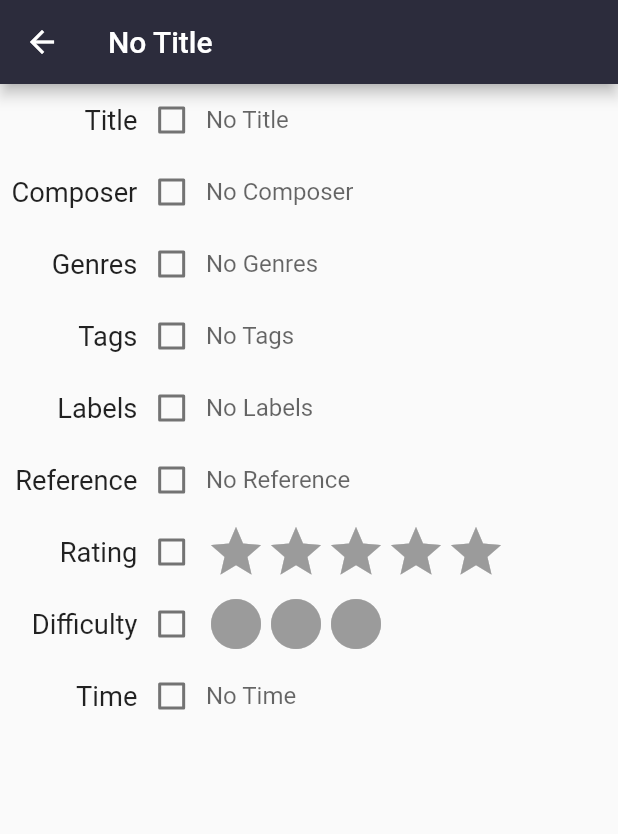
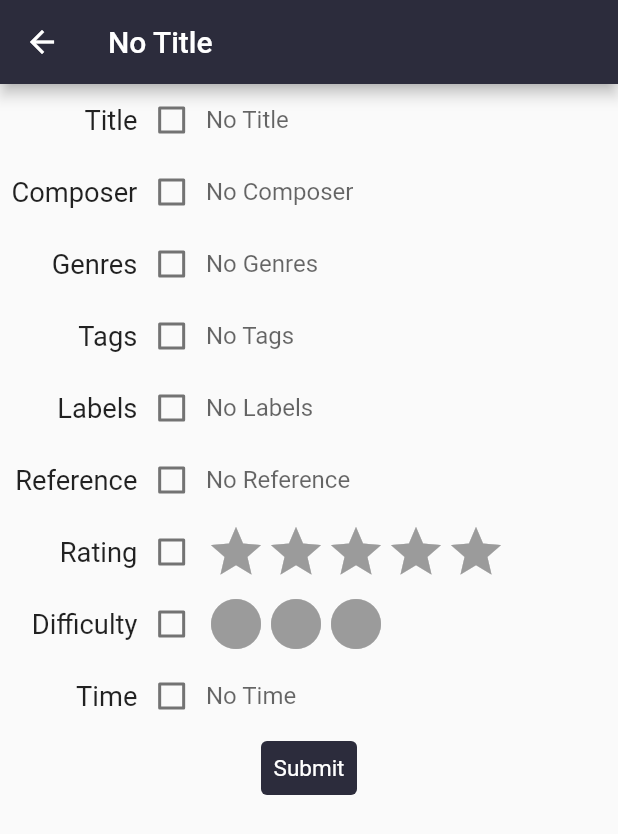
Before and after one commit to cat-matta/MelodyNotes, a Flutter app: the SpecificationsDrawer screen opened directly, on a phone screen of 412 x 824 dp. Shown: the top 834 px of the screen. Run offline on Flutter 3.47's test engine with Material 2 defaults, Android fonts, the light colour scheme and no system bars; drawn by our look-alikes of flutter_rating_bar; our stand-ins replace camera, drift, file_picker, get_it; missing offline and left inert: advance_pdf_viewer, document_scanner_flutter, modal_side_sheet; accounts and stored records are empty; generated files the repository leaves out were written again.

Commit message:
submit button

```diff
--- a/lib/themedata.dart
+++ b/lib/themedata.dart
@@ -6,7 +6,7 @@ class AppTheme {
   static final accentSecondary = Color.fromRGBO(4, 67, 171, 1);
 
   static final darkBackground = Color.fromRGBO(44, 44, 60, 1);
-  static final lightBackground = Color.fromRGBO(234, 234, 235, 1);
+  static final lightBackground = Color.fromRGBO(255, 255, 255, 1);
   static final headerFontWeight = FontWeight.w600;
   static final headerFontSize = 30.0;
 
--- a/lib/widgets/SpecificationsDrawer.dart
+++ b/lib/widgets/SpecificationsDrawer.dart
@@ -26,9 +26,12 @@ class _SpecificationsWidget extends State<SpecificationsDrawer> {
       appBar: AppBar(
         title: Text('No Title'),
       ),
-      body: Padding(
+      body: SingleChildScrollView(
+        child: Padding(
           padding: EdgeInsets.only(bottom: 20),
-        child: Table(
+          child: Column(
+            children: [
+              Table(
                 columnWidths: {
                   0: FlexColumnWidth(2),
                   1: FlexColumnWidth(1),
@@ -255,6 +258,23 @@ class _SpecificationsWidget extends State<SpecificationsDrawer> {
                   ]),
                 ],
               ),
+              TextButton(
+                onPressed: () => {},
+                child: const Text(
+                  'Submit',
+                  overflow: TextOverflow.ellipsis,
+                ),
+                style: TextButton.styleFrom(
+                  textStyle: TextStyle(
+                    fontSize: 15,
+                  ),
+                  primary: AppTheme.lightBackground,
+                  backgroundColor: AppTheme.darkBackground,
+                ),
+              ),
+            ],
+          ),
+        ),
       ),
     );
   }
```
Also changed, not shown: pubspec.lock. Lines whose indentation alone changed are shown as unchanged.
